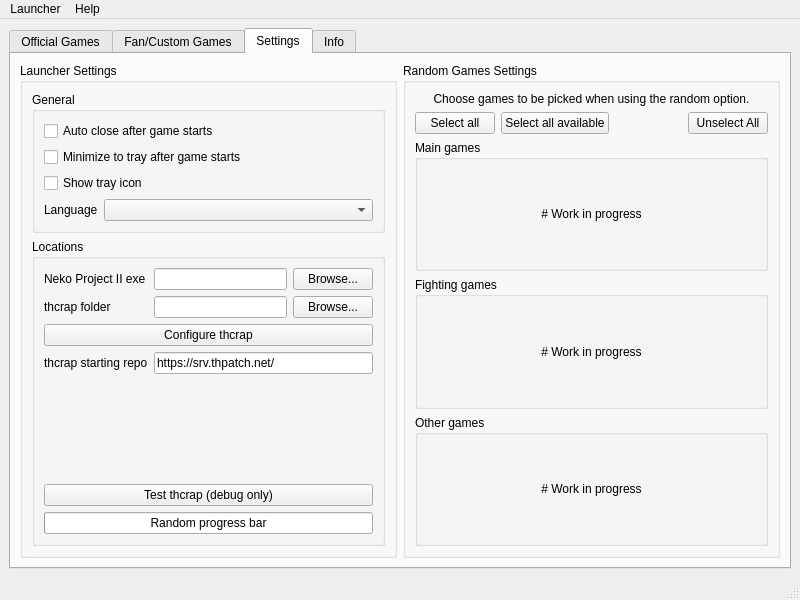
Before: the Qt Designer form unnamed/ui/MainMenu.ui in kcomain/unnamed-launcher, drawn with Qt 5.
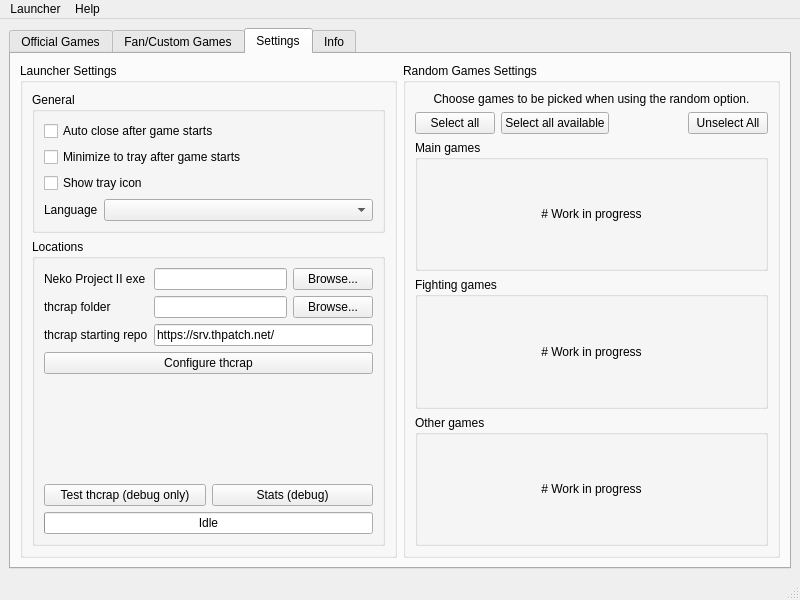
After: the same form once the commit is applied. The open tabs and pages were chosen to show the change. Icons and pictures are not drawn.

The edit to the form file:
```diff
--- a/unnamed/ui/MainMenu.ui
+++ b/unnamed/ui/MainMenu.ui
@@ -668,28 +668,31 @@
                   </item>
                  </layout>
                 </item>
-                <item row="2" column="0" colspan="2">
-                 <widget class="QPushButton" name="thcrap_configure">
-                  <property name="statusTip">
-                   <string>Configure thcrap with thcrap_configure</string>
-                  </property>
-                  <property name="text">
-                   <string>Configure thcrap</string>
-                  </property>
-                 </widget>
-                </item>
-                <item row="3" column="0">
+                <item row="2" column="0">
                  <widget class="QLabel" name="thcrap_starting">
                   <property name="text">
                    <string>thcrap starting repo</string>
                   </property>
                  </widget>
                 </item>
-                <item row="3" column="1">
+                <item row="2" column="1">
                  <widget class="QLineEdit" name="thcrap_starting_text">
                   <property name="text">
                    <string>https://srv.thpatch.net/</string>
                   </property>
+                  <property name="placeholderText">
+                   <string>URL that starts with http or https...</string>
+                  </property>
+                 </widget>
+                </item>
+                <item row="3" column="0" colspan="2">
+                 <widget class="QPushButton" name="thcrap_configure">
+                  <property name="statusTip">
+                   <string>Configure thcrap with thcrap_configure</string>
+                  </property>
+                  <property name="text">
+                   <string>Configure thcrap</string>
+                  </property>
                  </widget>
                 </item>
                </layout>
@@ -708,11 +711,22 @@
                </spacer>
               </item>
               <item>
-               <widget class="QPushButton" name="thcrap_test">
-                <property name="text">
-                 <string>Test thcrap (debug only)</string>
-                </property>
-               </widget>
+               <layout class="QHBoxLayout" name="horizontalLayout_6">
+                <item>
+                 <widget class="QPushButton" name="thcrap_test">
+                  <property name="text">
+                   <string>Test thcrap (debug only)</string>
+                  </property>
+                 </widget>
+                </item>
+                <item>
+                 <widget class="QPushButton" name="pushButton_2">
+                  <property name="text">
+                   <string>Stats (debug)</string>
+                  </property>
+                 </widget>
+                </item>
+               </layout>
               </item>
               <item>
                <widget class="QProgressBar" name="funny">
@@ -722,11 +736,14 @@
                 <property name="value">
                  <number>0</number>
                 </property>
+                <property name="alignment">
+                 <set>Qt::AlignCenter</set>
+                </property>
                 <property name="invertedAppearance">
                  <bool>false</bool>
                 </property>
                 <property name="format">
-                 <string>Random progress bar</string>
+                 <string>Idle</string>
                 </property>
                </widget>
               </item>
```
Left out of the diff: 11 changed lines with no effect on the pictures.
